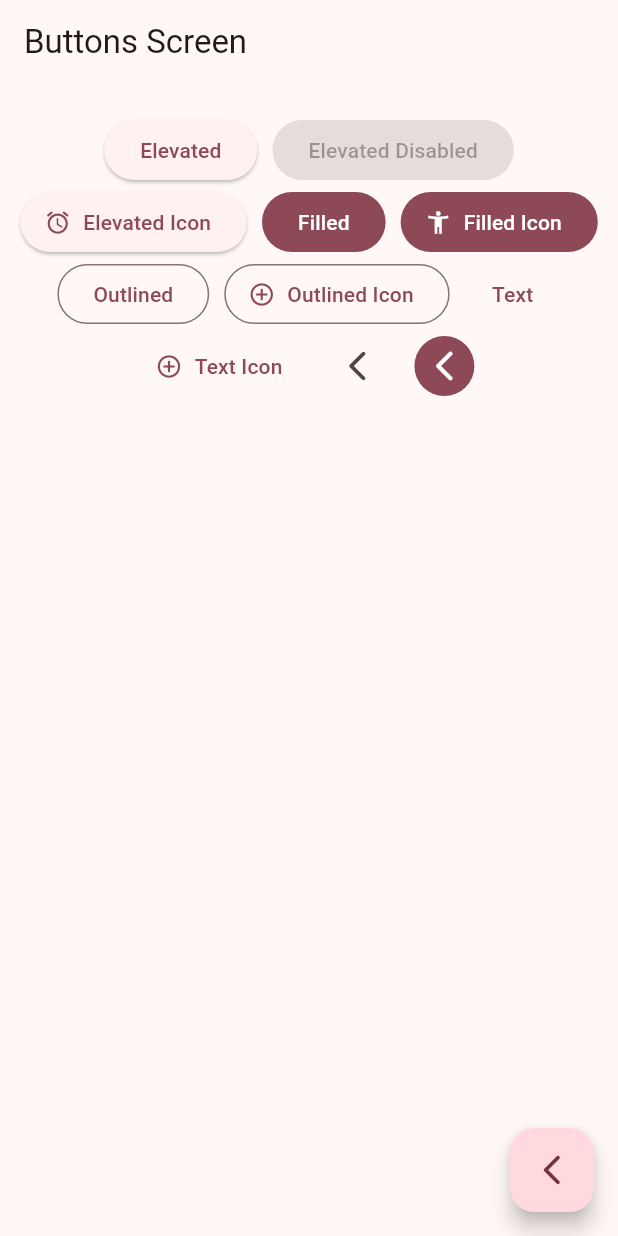
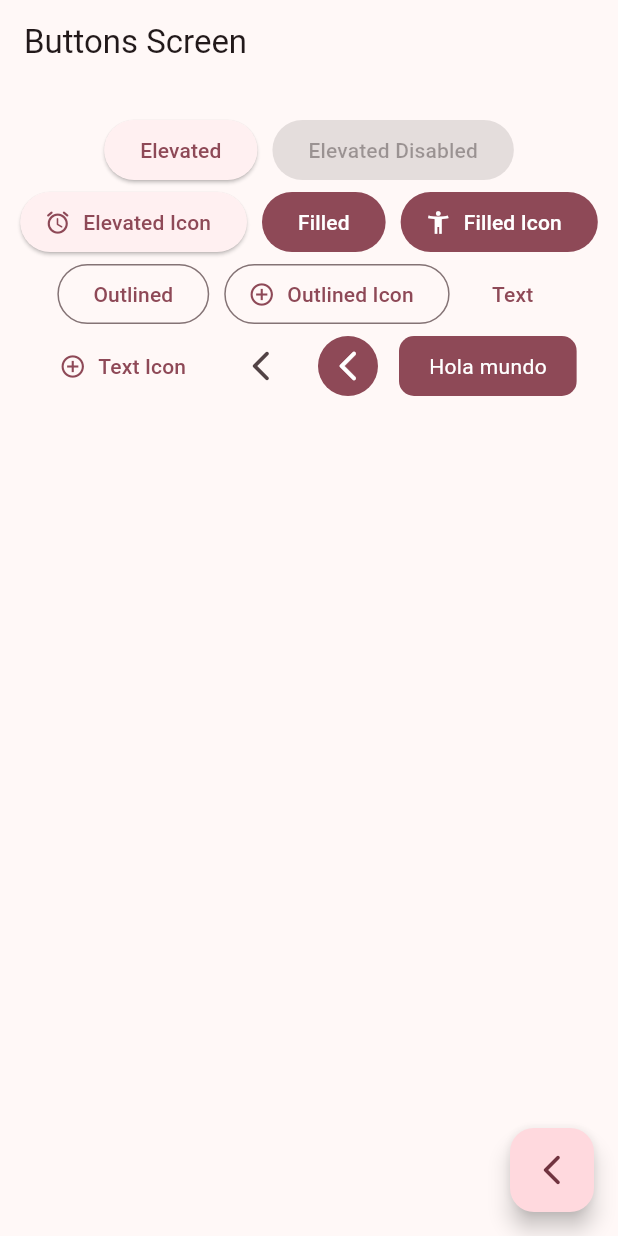
Before and after one commit to EmirMaya/widgets_app, a Flutter app: the ButtonsScreen screen opened by its route, on a phone screen of 412 x 824 dp. Run offline on Flutter 3.47's test engine with Material 3 defaults, Android fonts, the phone set to English and light mode, and no system bars; our stand-ins replace go_router.

Commit message:
Custom button

```diff
--- a/lib/presentation/screens/buttons/buttons_screen.dart
+++ b/lib/presentation/screens/buttons/buttons_screen.dart
@@ -65,14 +65,40 @@ class _ButtonsView extends StatelessWidget {
                 icon: const Icon(Icons.arrow_back_ios_new_rounded)),
             IconButton(
                 onPressed: () {},
-                icon: const Icon(Icons.arrow_back_ios_new_rounded,),
-                  style: ButtonStyle(
-                  backgroundColor: WidgetStatePropertyAll(colors.primary),
-                  iconColor: const WidgetStatePropertyAll(Colors.white)
-                )),
+                icon: const Icon(
+                  Icons.arrow_back_ios_new_rounded,
+                ),
+                style: ButtonStyle(
+                    backgroundColor: WidgetStatePropertyAll(colors.primary),
+                    iconColor: const WidgetStatePropertyAll(Colors.white))),
+            const CustomButton()
           ],
         ),
       ),
     );
   }
 }
+
+class CustomButton extends StatelessWidget {
+  const CustomButton({super.key});
+
+  @override
+  Widget build(BuildContext context) {
+    final colors = Theme.of(context).colorScheme;
+    return ClipRRect(
+      borderRadius: BorderRadius.circular(10),
+      child: Material(
+        color: colors.primary,
+        child: InkWell(
+          onTap: () {},
+          child: Padding(
+              padding: EdgeInsets.symmetric(horizontal: 20, vertical: 10),
+              child: Text(
+                'Hola mundo',
+                style: TextStyle(color: Colors.white),
+              )),
+        ),
+      ),
+    );
+  }
+}
```
